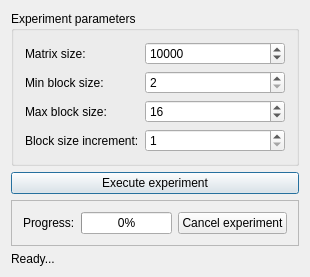
Qt form cpp/gpusim-fe/gpusim-fe/View/MainWindow/Mainwindow.ui (IlyaOkonsky/gpusim) before a commit.
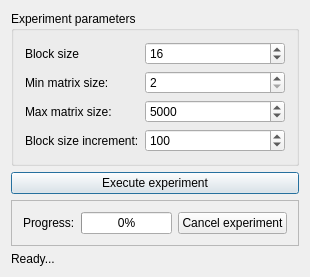
The same form after that commit.

Commit message: # [fe] MMEG now generates experiment with fixed block size and variable matrix size. + [fe] MMEG constants moved into settings which are loaded from file MMEGSettings.XML.

```diff
--- a/cpp/gpusim-fe/gpusim-fe/View/MainWindow/Mainwindow.ui
+++ b/cpp/gpusim-fe/gpusim-fe/View/MainWindow/Mainwindow.ui
@@ -7,7 +7,7 @@
     <x>0</x>
     <y>0</y>
     <width>280</width>
-    <height>227</height>
+    <height>252</height>
    </rect>
   </property>
   <property name="sizePolicy">
@@ -35,7 +35,7 @@
       <item row="0" column="0">
        <widget class="QLabel" name="lbMatrixSize">
         <property name="text">
-         <string>Matrix size:</string>
+         <string>Block size</string>
         </property>
        </widget>
       </item>
@@ -51,21 +51,21 @@
          <number>1000</number>
         </property>
         <property name="value">
-         <number>10000</number>
+         <number>16</number>
         </property>
        </widget>
       </item>
       <item row="1" column="0">
        <widget class="QLabel" name="lbMinBlockSize">
         <property name="text">
-         <string>Min block size:</string>
+         <string>Min matrix size:</string>
         </property>
        </widget>
       </item>
       <item row="2" column="0">
        <widget class="QLabel" name="lbMaxBlockSize">
         <property name="text">
-         <string>Max block size:</string>
+         <string>Max matrix size:</string>
         </property>
        </widget>
       </item>
@@ -95,7 +95,7 @@
          <number>999999999</number>
         </property>
         <property name="value">
-         <number>16</number>
+         <number>5000</number>
         </property>
        </widget>
       </item>
@@ -107,6 +107,9 @@
         <property name="maximum">
          <number>999999999</number>
         </property>
+        <property name="value">
+         <number>100</number>
+        </property>
        </widget>
       </item>
      </layout>
```
Left out of the diff: 24 changed lines with no effect on the pictures. The commit also changes 16 other files.
